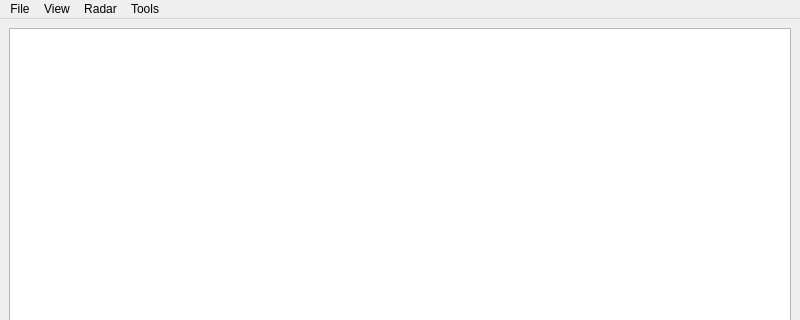
Above: s57_draw/S57_DrawWindow.ui from mistificator/s57_draw before the change; both pictures show x 0 to 800 and y 0 to 320 of the 800 by 600 pixel window. Below: the same form after it.
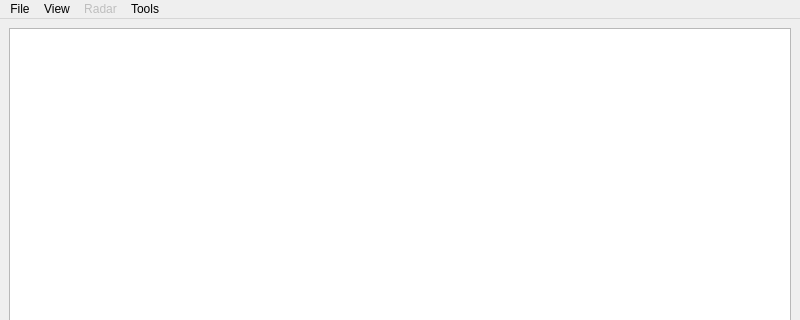
That is the form after the change.

Diff of the .ui file:
```diff
--- a/s57_draw/S57_DrawWindow.ui
+++ b/s57_draw/S57_DrawWindow.ui
@@ -125,6 +125,9 @@
     <addaction name="actionExport_symbols"/>
    </widget>
    <widget class="QMenu" name="menuRadar">
+    <property name="enabled">
+     <bool>false</bool>
+    </property>
     <property name="title">
      <string>Radar</string>
     </property>
```
Left out of the diff: 9 changed lines with no effect on the pictures.
